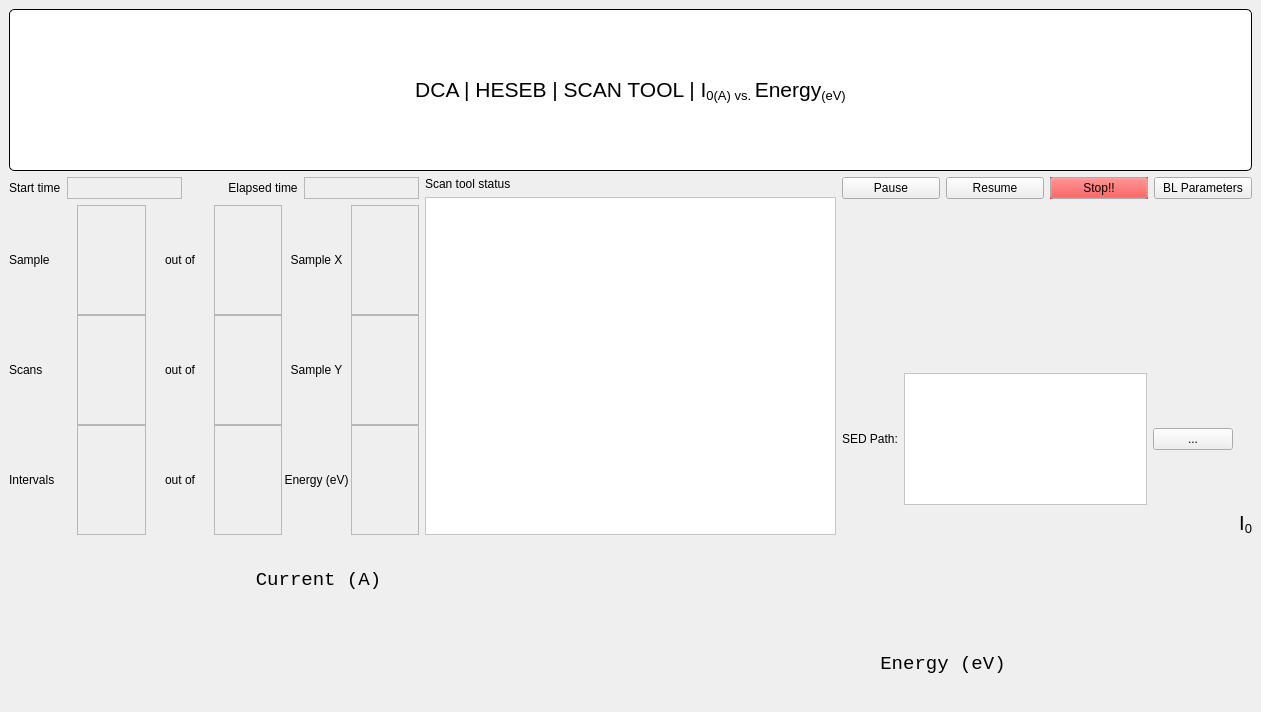
First picture: the form in ui/HESEB_ScanTool_I0_plotting/HESEB_ScanTool_I0/heseb_scantool_i0.ui, repository SESAME-Synchrotron/HESEBScanTool, before the edit.
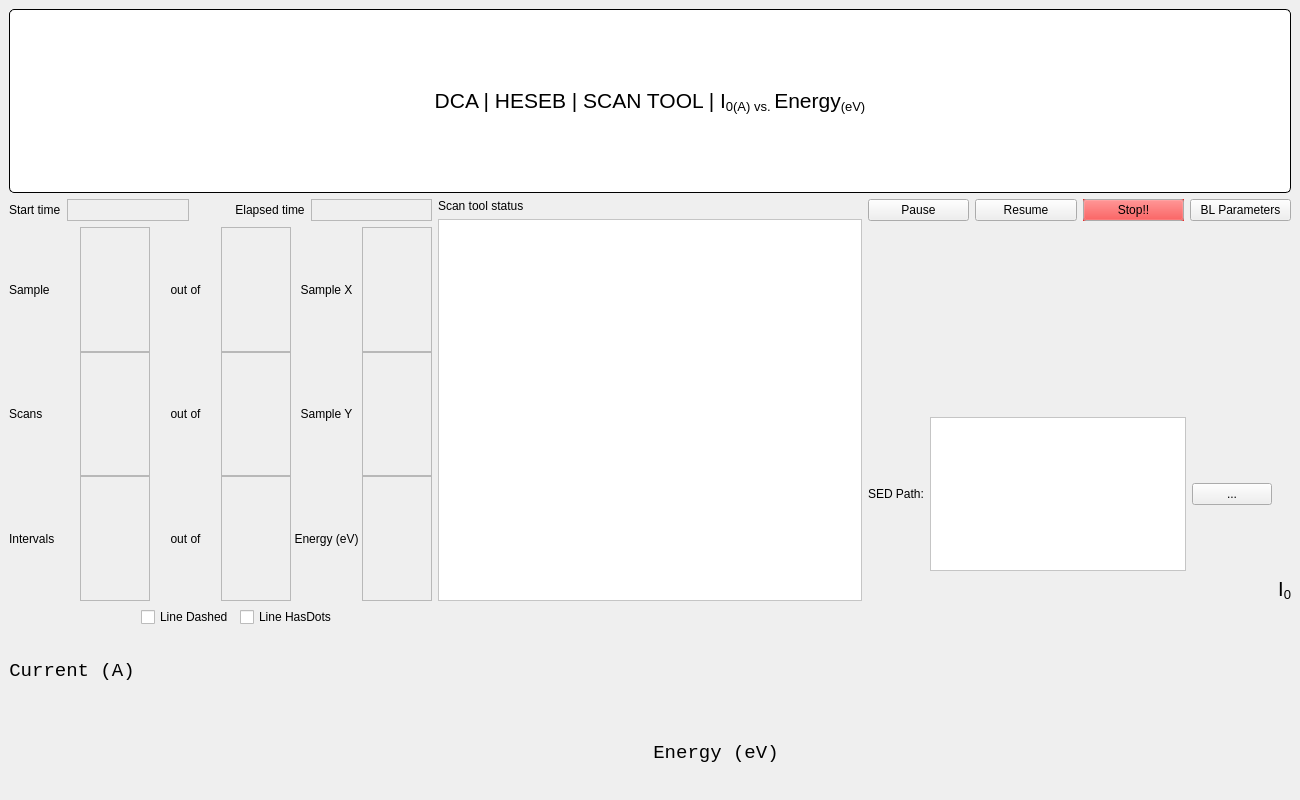
Second picture: the form after the edit. Custom widgets are drawn as their Qt base class.

Commit message: add dashed and dots plotting

What changed in the file:
```diff
--- a/ui/HESEB_ScanTool_I0_plotting/HESEB_ScanTool_I0/heseb_scantool_i0.ui
+++ b/ui/HESEB_ScanTool_I0_plotting/HESEB_ScanTool_I0/heseb_scantool_i0.ui
@@ -6,8 +6,8 @@
    <rect>
     <x>0</x>
     <y>0</y>
-    <width>1261</width>
-    <height>712</height>
+    <width>1300</width>
+    <height>800</height>
    </rect>
   </property>
   <property name="windowTitle">
@@ -17,7 +17,82 @@
    <layout class="QGridLayout" name="gridLayout_19">
     <item row="4" column="0" colspan="3">
      <layout class="QGridLayout" name="plottingLayout">
+      <item row="1" column="0">
+       <widget class="QLabel" name="YLabel">
+        <property name="font">
+         <font>
+          <family>Monospace</family>
+          <pointsize>14</pointsize>
+          <italic>false</italic>
+          <underline>false</underline>
+          <strikeout>false</strikeout>
+          <stylestrategy>PreferDefault</stylestrategy>
+          <kerning>true</kerning>
+         </font>
+        </property>
+        <property name="layoutDirection">
+         <enum>Qt::LeftToRight</enum>
+        </property>
+        <property name="styleSheet">
+         <string notr="true">.label_14{
+transform: rotate(-90deg);
+}</string>
+        </property>
+        <property name="text">
+         <string>Current (A)</string>
+        </property>
+        <property name="alignment">
+         <set>Qt::AlignCenter</set>
+        </property>
+        <property name="wordWrap">
+         <bool>false</bool>
+        </property>
+       </widget>
+      </item>
+      <item row="2" column="0">
+       <widget class="QLabel" name="xy">
+        <property name="cursor">
+         <cursorShape>IBeamCursor</cursorShape>
+        </property>
+        <property name="text">
+         <string/>
+        </property>
+       </widget>
+      </item>
+      <item row="0" column="2">
+       <widget class="QCheckBox" name="lineHasDots">
+        <property name="cursor">
+         <cursorShape>PointingHandCursor</cursorShape>
+        </property>
+        <property name="text">
+         <string>Line HasDots</string>
+        </property>
+       </widget>
+      </item>
       <item row="0" column="1">
+       <widget class="QCheckBox" name="lineDashed">
+        <property name="cursor">
+         <cursorShape>PointingHandCursor</cursorShape>
+        </property>
+        <property name="text">
+         <string>Line Dashed</string>
+        </property>
+       </widget>
+      </item>
+      <item row="0" column="3">
+       <spacer name="horizontalSpacer_2">
+        <property name="orientation">
+         <enum>Qt::Horizontal</enum>
+        </property>
+        <property name="sizeHint" stdset="0">
+         <size>
+          <width>40</width>
+          <height>20</height>
+         </size>
+        </property>
+       </spacer>
+      </item>
+      <item row="1" column="1" colspan="3">
        <widget class="QEPlotter" name="plotter">
         <property name="cursor">
          <cursorShape>CrossCursor</cursorShape>
@@ -104,39 +179,7 @@
         </property>
        </widget>
       </item>
-      <item row="0" column="0">
-       <widget class="QLabel" name="YLabel">
-        <property name="font">
-         <font>
-          <family>Monospace</family>
-          <pointsize>14</pointsize>
-          <italic>false</italic>
-          <underline>false</underline>
-          <strikeout>false</strikeout>
-          <stylestrategy>PreferDefault</stylestrategy>
-          <kerning>true</kerning>
-         </font>
-        </property>
-        <property name="layoutDirection">
-         <enum>Qt::LeftToRight</enum>
-        </property>
-        <property name="styleSheet">
-         <string notr="true">.label_14{
-transform: rotate(-90deg);
-}</string>
-        </property>
-        <property name="text">
-         <string>Current (A)</string>
-        </property>
-        <property name="alignment">
-         <set>Qt::AlignCenter</set>
-        </property>
-        <property name="wordWrap">
-         <bool>false</bool>
-        </property>
-       </widget>
-      </item>
-      <item row="1" column="1">
+      <item row="2" column="1" colspan="3">
        <widget class="QLabel" name="XLabel">
         <property name="font">
          <font>
@@ -157,16 +200,6 @@
         </property>
        </widget>
       </item>
-      <item row="1" column="0">
-       <widget class="QLabel" name="xy">
-        <property name="cursor">
-         <cursorShape>IBeamCursor</cursorShape>
-        </property>
-        <property name="text">
-         <string/>
-        </property>
-       </widget>
-      </item>
      </layout>
     </item>
     <item row="3" column="2">
```
Left out of the diff: 2 changed lines with no effect on the pictures. The commit also changes 12 other files.
